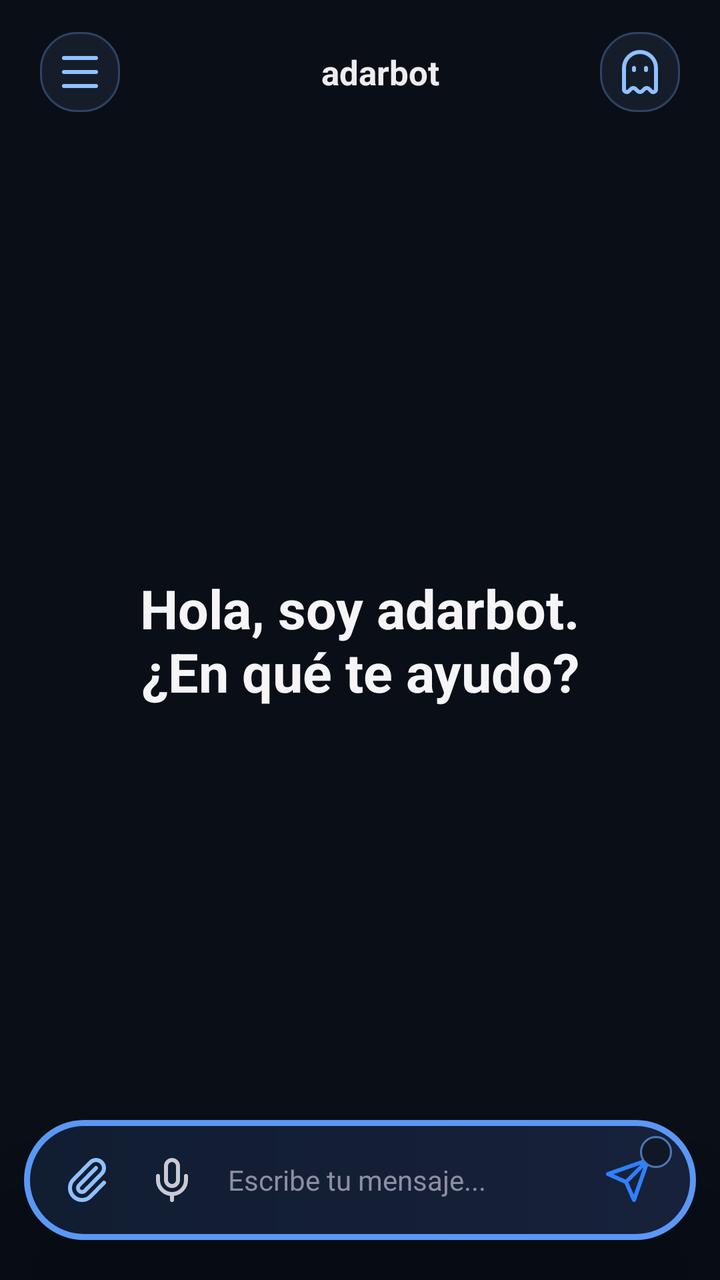
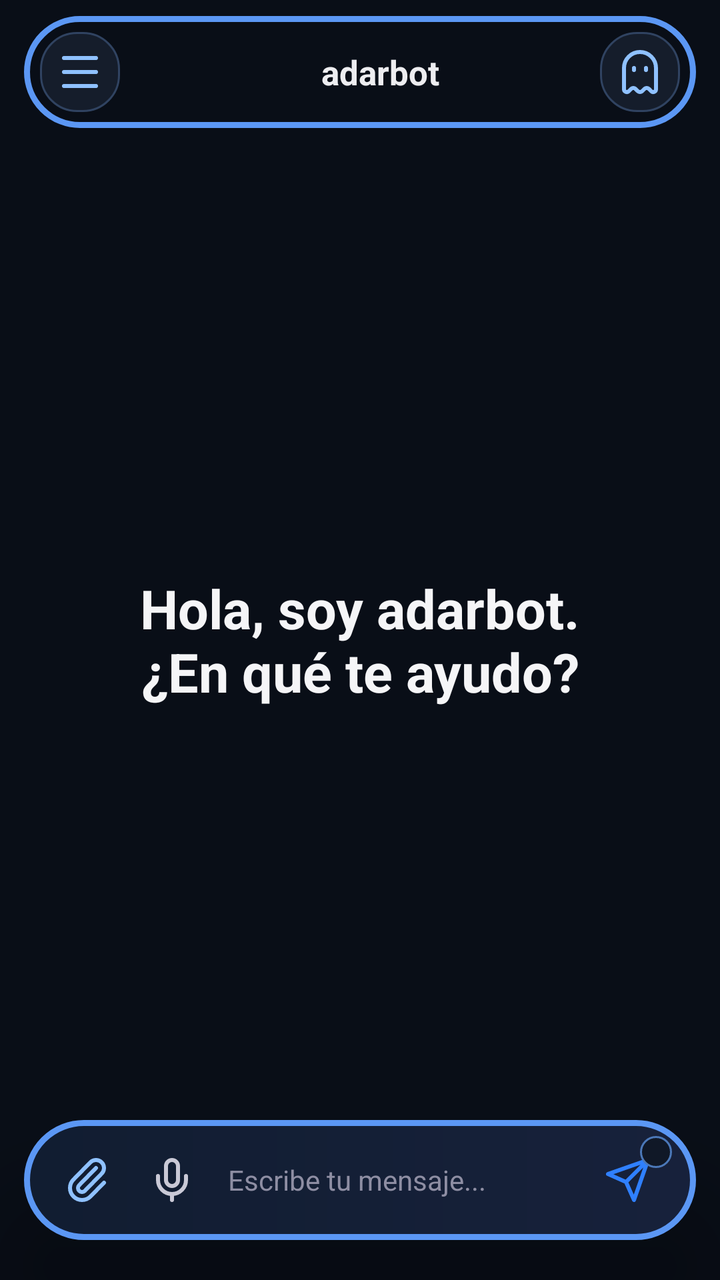

The first picture is an Android layout as it rendered before a commit; the second is the same layout after the commit. The layout source and the unified diff follow.
<!-- AndroidManifest.xml: activity theme Theme.NemotronVoiceIME -->
<!-- res/layout/activity_chat.xml -->
<?xml version="1.0" encoding="utf-8"?>
<FrameLayout xmlns:android="http://schemas.android.com/apk/res/android"
    android:layout_width="match_parent"
    android:layout_height="match_parent"
    android:background="#090E17">

    <LinearLayout
        android:layout_width="match_parent"
        android:layout_height="match_parent"
        android:orientation="vertical">

    <FrameLayout
        android:layout_width="match_parent"
        android:layout_height="0dp"
        android:layout_weight="1">
        <androidx.recyclerview.widget.RecyclerView
            android:id="@+id/recyclerMessages"
            android:layout_width="match_parent"
            android:layout_height="match_parent"
            android:clipToPadding="false"
            android:paddingBottom="112dp" />
        <TextView
            android:id="@+id/welcomeView"
            android:layout_width="match_parent"
            android:layout_height="wrap_content"
            android:layout_gravity="center"
            android:gravity="center"
            android:text="Hola, soy adarbot.\n¿En qué te ayudo?"
            android:textColor="#F5F5F7"
            android:textSize="27sp"
            android:textStyle="bold" />
    </FrameLayout>

    </LinearLayout>

    
    <FrameLayout
        android:layout_width="match_parent"
        android:layout_height="56dp"
        android:layout_gravity="top|center_horizontal"
        android:layout_marginLeft="12dp"
        android:layout_marginTop="8dp"
        android:layout_marginRight="12dp"
        android:background="@android:color/transparent"
        android:elevation="24dp"
        android:translationZ="8dp"
        android:paddingLeft="8dp"
        android:paddingTop="4dp"
        android:paddingRight="8dp"
        android:paddingBottom="4dp">
        <LinearLayout
            android:layout_width="wrap_content"
            android:layout_height="40dp"
            android:layout_gravity="start|center_vertical"
            android:gravity="center_vertical">
            <ImageButton
                android:id="@+id/btnMenuChat"
                android:layout_width="40dp"
                android:layout_height="40dp"
                android:layout_marginRight="6dp"
                android:background="@drawable/bg_chip"
                android:contentDescription="Abrir menú de chats"
                android:padding="8dp"
                android:src="@drawable/ic_menu"
                android:tint="#8FC1FF" />
            <ImageButton
                android:id="@+id/btnBack"
                android:layout_width="40dp"
                android:layout_height="40dp"
                android:background="?attr/selectableItemBackgroundBorderless"
                android:contentDescription="Volver"
                android:padding="8dp"
                android:src="@drawable/ic_back"
                android:tint="#EDEDF0"
                android:visibility="gone" />
            <View
                android:id="@+id/connectionDot"
                android:layout_width="8dp"
                android:layout_height="8dp"
                android:layout_gravity="center_vertical"
                android:layout_marginLeft="8dp"
                android:layout_marginRight="3dp"
                android:translationX="56dp"
                android:background="@drawable/bg_connection_offline" />
        </LinearLayout>
        <TextView
            android:id="@+id/convTitle"
            android:layout_width="220dp"
            android:layout_height="match_parent"
            android:layout_gravity="center"
            android:ellipsize="end"
            android:gravity="center"
            android:translationX="10dp"
            android:maxLines="1"
            android:text="adarbot"
            android:textColor="#EDEDF0"
            android:textSize="17sp"
            android:textStyle="bold" />
        <LinearLayout
            android:layout_width="wrap_content"
            android:layout_height="40dp"
            android:layout_gravity="end|center_vertical"
            android:gravity="center_vertical">
            <ImageButton
                android:id="@+id/btnIncognitoHome"
                android:layout_width="40dp"
                android:layout_height="40dp"
                android:layout_marginLeft="4dp"
                android:background="@drawable/bg_chip"
                android:contentDescription="Nuevo chat incógnito"
                android:padding="9dp"
                android:src="@drawable/ic_ghost"
                android:tint="#8FC1FF" />
            <ImageButton
                android:id="@+id/btnDelete"
                android:layout_width="40dp"
                android:layout_height="40dp"
                android:background="?attr/selectableItemBackgroundBorderless"
                android:contentDescription="Eliminar conversacion"
                android:padding="10dp"
                android:src="@drawable/ic_trash"
                android:tint="#5A5A6E"
                android:visibility="gone" />
        </LinearLayout>
    </FrameLayout>

    <FrameLayout
        android:id="@+id/chatAttachmentPreview"
        android:layout_width="match_parent"
        android:layout_height="96dp"
        android:layout_gravity="bottom|center_horizontal"
        android:layout_marginLeft="22dp"
        android:layout_marginRight="22dp"
        android:layout_marginBottom="112dp"
        android:padding="4dp"
        android:background="@drawable/bg_float_bar"
        android:elevation="24dp"
        android:visibility="gone">
        <ImageView
            android:id="@+id/chatAttachmentImage"
            android:layout_width="match_parent"
            android:layout_height="match_parent"
            android:contentDescription="Vista previa del adjunto"
            android:scaleType="centerCrop" />
        <ImageButton
            android:id="@+id/chatAttachmentRemove"
            android:layout_width="32dp"
            android:layout_height="32dp"
            android:layout_gravity="top|end"
            android:layout_margin="6dp"
            android:background="@drawable/bg_assist_icon"
            android:contentDescription="Quitar adjunto"
            android:padding="7dp"
            android:src="@drawable/ic_close"
            android:tint="#FFFFFF" />
    </FrameLayout>

    
    <LinearLayout
        android:layout_width="match_parent"
        android:layout_height="wrap_content"
        android:layout_gravity="bottom"
        android:layout_marginLeft="12dp"
        android:layout_marginRight="12dp"
        android:layout_marginTop="14dp"
        android:layout_marginBottom="20dp"
        android:background="@drawable/bg_float_bar"
        android:elevation="24dp"
        android:translationZ="8dp"
        android:gravity="end"
        android:orientation="vertical"
        android:paddingLeft="12dp"
        android:paddingTop="8dp"
        android:paddingRight="12dp"
        android:paddingBottom="8dp">

        <TextView
            android:id="@+id/modelChip"
            android:layout_width="wrap_content"
            android:layout_height="wrap_content"
            android:layout_marginRight="4dp"
            android:layout_marginBottom="3dp"
            android:background="@drawable/bg_chip"
            android:paddingLeft="12dp"
            android:paddingTop="5dp"
            android:paddingRight="12dp"
            android:paddingBottom="5dp"
            android:text="DeepSeek"
            android:textColor="#C9C9D6"
            android:textSize="12sp"
            android:visibility="gone" />

        <LinearLayout
            android:layout_width="match_parent"
            android:layout_height="wrap_content"
            android:gravity="center_vertical"
            android:orientation="horizontal">

        <ImageButton
            android:id="@+id/btnAttach"
            android:layout_width="40dp"
            android:layout_height="44dp"
            android:background="@android:color/transparent"
            android:contentDescription="Adjuntar"
            android:padding="9dp"
            android:src="@drawable/ic_attach"
            android:tint="#8FC1FF" />

        <ImageButton
            android:id="@+id/btnMic"
            android:layout_width="44dp"
            android:layout_height="44dp"
            android:background="@android:color/transparent"
            android:contentDescription="Escribir por voz"
            android:padding="10dp"
            android:src="@drawable/ic_mic"
            android:tint="#C9C9D6" />

        <EditText
            android:id="@+id/inputField"
            android:layout_width="0dp"
            android:layout_height="44dp"
            android:layout_weight="1"
            android:layout_marginLeft="0dp"
            android:layout_marginRight="2dp"
            android:background="@android:color/transparent"
            android:hint="Escribe tu mensaje..."
            android:imeOptions="actionSend"
            android:importantForAutofill="no"
            android:inputType="text"
            android:maxLines="1"
            android:paddingLeft="6dp"
            android:paddingRight="6dp"
            android:textColor="#EDEDF0"
            android:textColorHint="#8E8EA3"
            android:textSize="14sp" />

        <FrameLayout
            android:layout_width="44dp"
            android:layout_height="44dp">
            <ImageButton
                android:id="@+id/btnSend"
                android:layout_width="match_parent"
                android:layout_height="match_parent"
                android:background="@android:color/transparent"
                android:contentDescription="Enviar"
                android:padding="10dp"
                android:src="@drawable/ic_send"
                android:tint="#2F80FF" />
            <ImageView
                android:id="@+id/modelBadge"
                android:layout_width="16dp"
                android:layout_height="16dp"
                android:layout_gravity="top|end"
                android:background="@drawable/bg_model_badge"
                android:contentDescription="Modelo seleccionado"
                android:padding="2dp" />
        </FrameLayout>
        </LinearLayout>
    </LinearLayout>
</FrameLayout>
<!-- resources referenced by this layout -->
<resources>
  <!-- drawable bg_chip (drawable) -->
  <shape xmlns:android="http://schemas.android.com/apk/res/android"
      android:shape="rectangle">
      <solid android:color="#151D2B" />
      <stroke android:width="1dp" android:color="#304361" />
      <corners android:radius="18dp" />
  </shape>
  <!-- drawable bg_connection_offline (drawable) -->
  <shape xmlns:android="http://schemas.android.com/apk/res/android" android:shape="oval"><solid android:color="#F06065" /></shape>
  <!-- drawable bg_float_bar (drawable) -->
  <shape xmlns:android="http://schemas.android.com/apk/res/android" android:shape="rectangle">
      <gradient android:angle="0" android:startColor="#111D31" android:endColor="#17213B" />
      <stroke android:width="3dp" android:color="#5B97F4" />
      <corners android:radius="36dp" />
  </shape>
  <!-- drawable bg_model_badge (drawable) -->
  <shape xmlns:android="http://schemas.android.com/apk/res/android" android:shape="oval">
      <solid android:color="#101827" />
      <stroke android:width="1dp" android:color="#4B78B8" />
  </shape>
  <!-- drawable ic_back (drawable) -->
  <vector xmlns:android="http://schemas.android.com/apk/res/android" android:width="24dp" android:height="24dp" android:viewportWidth="24" android:viewportHeight="24">
      <path android:fillColor="#00000000" android:strokeColor="#FFFFFFFF" android:strokeWidth="2" android:strokeLineCap="round" android:strokeLineJoin="round" android:pathData="M12,19L5,12L12,5M19,12L5,12" />
  </vector>
  <!-- drawable ic_close (drawable) -->
  <vector xmlns:android="http://schemas.android.com/apk/res/android" android:width="24dp" android:height="24dp" android:viewportWidth="24" android:viewportHeight="24">
      <path android:fillColor="#00000000" android:strokeColor="#FFFFFFFF" android:strokeWidth="2" android:strokeLineCap="round" android:pathData="M18,6L6,18M6,6L18,18" />
  </vector>
  <!-- drawable ic_menu (drawable) -->
  <vector xmlns:android="http://schemas.android.com/apk/res/android" android:width="24dp" android:height="24dp" android:viewportWidth="24" android:viewportHeight="24">
      <path android:fillColor="#00000000" android:strokeColor="#FFFFFFFF" android:strokeWidth="2" android:strokeLineCap="round" android:pathData="M4,5L20,5M4,12L20,12M4,19L20,19" />
  </vector>
  <!-- drawable ic_mic (drawable) -->
  <vector xmlns:android="http://schemas.android.com/apk/res/android" android:width="24dp" android:height="24dp" android:viewportWidth="24" android:viewportHeight="24">
      <path android:fillColor="#00000000" android:strokeColor="#FFFFFFFF" android:strokeWidth="2" android:strokeLineCap="round" android:strokeLineJoin="round" android:pathData="M12,19L12,22M19,10L19,12A7,7 0,0 1,5,12L5,10M9,5A3,3 0,0 1,15,5L15,12A3,3 0,0 1,9,12Z" />
  </vector>
  <!-- drawable ic_send (drawable) -->
  <vector xmlns:android="http://schemas.android.com/apk/res/android" android:width="24dp" android:height="24dp" android:viewportWidth="24" android:viewportHeight="24">
      <path android:fillColor="#00000000" android:strokeColor="#FFFFFFFF" android:strokeWidth="2" android:strokeLineCap="round" android:strokeLineJoin="round" android:pathData="M22,2L11,13M22,2L15,22L11,13L2,9Z" />
  </vector>
  <style name="Theme.NemotronVoiceIME" parent="Theme.Material3.DayNight.NoActionBar">
          <item name="colorPrimary">@color/accent</item>
          <item name="colorPrimaryVariant">@color/accent_dark</item>
          <item name="colorOnPrimary">@color/text_light</item>
          <item name="android:statusBarColor">@color/bg_primary</item>
      </style>
  <color name="accent">#76B900</color>
  <color name="accent_dark">#5A8C00</color>
  <color name="text_light">#FFFFFF</color>
  <color name="bg_primary">#1A1A2E</color>
  <!-- unchanged entries left out for length: 4 -->
</resources>

<!-- the commit's change to res/layout/activity_chat.xml (unified diff, before → after) -->
@@ -42,6 +42,7 @@
         android:layout_marginTop="8dp"
         android:layout_marginRight="12dp"
         android:background="@android:color/transparent"
+        android:foreground="@drawable/bg_chat_header_float"
         android:elevation="24dp"
         android:translationZ="8dp"
         android:paddingLeft="8dp"
<!-- resource entries referenced after the edit -->
@@ -1,5 +1,11 @@
 <!-- resources referenced by this layout -->
 <resources>
+  <!-- drawable bg_chat_header_float (drawable) -->
+  <shape xmlns:android="http://schemas.android.com/apk/res/android" android:shape="rectangle">
+      <solid android:color="#00000000" />
+      <stroke android:width="3dp" android:color="#5B97F4" />
+      <corners android:radius="32dp" />
+  </shape>
   <!-- drawable bg_chip (drawable) -->
   <shape xmlns:android="http://schemas.android.com/apk/res/android"
       android:shape="rectangle">
